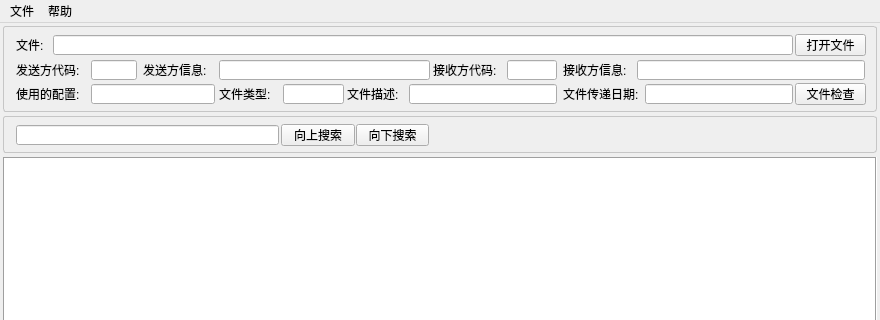
This is mainwindow.ui in cnldw/FinanceFileReader as Qt 5 draws it before an edit; both pictures show x 0 to 880 and y 0 to 320 of the 880 by 640 pixel window. The edited form follows.
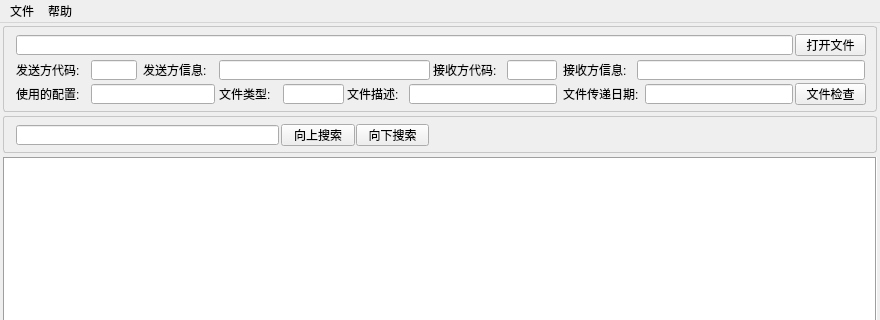
This is the edited form. Icons and pictures are not drawn.

Commit message: 界面优化

Diff of the .ui file:
```diff
--- a/mainwindow.ui
+++ b/mainwindow.ui
@@ -92,30 +92,12 @@
       <property name="frameShadow">
        <enum>QFrame::Plain</enum>
       </property>
-      <widget class="QLabel" name="labelFileInfo">
-       <property name="geometry">
-        <rect>
-         <x>13</x>
-         <y>9</y>
-         <width>31</width>
-         <height>20</height>
-        </rect>
-       </property>
-       <property name="font">
-        <font>
-         <pointsize>9</pointsize>
-        </font>
-       </property>
-       <property name="text">
-        <string>文件:</string>
-       </property>
-      </widget>
       <widget class="QLineEdit" name="currentOpenFilePathLineText">
        <property name="geometry">
         <rect>
-         <x>50</x>
+         <x>13</x>
          <y>9</y>
-         <width>740</width>
+         <width>777</width>
          <height>20</height>
         </rect>
        </property>
```
